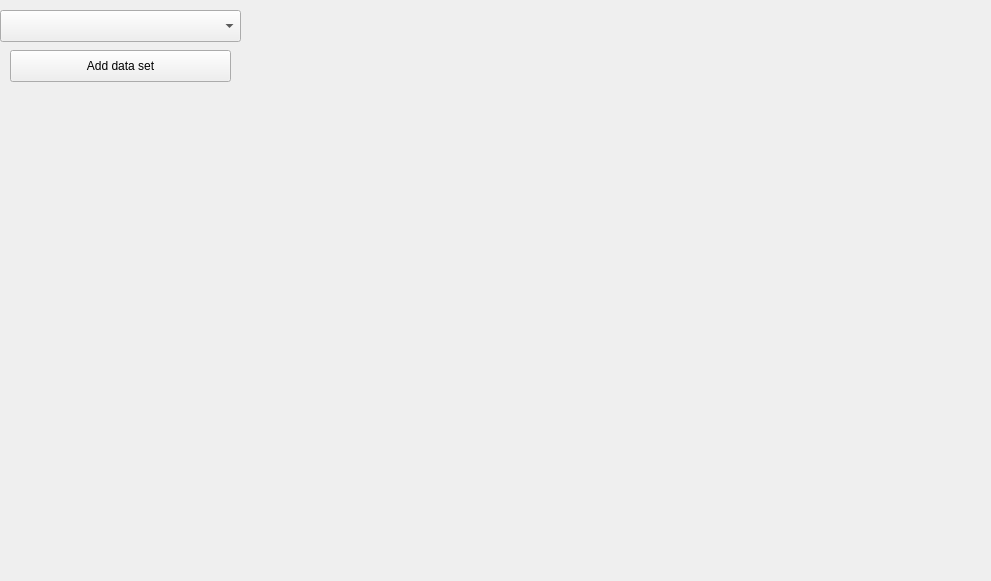
NgyAnthony/supinfo-2ccpp, file app/table.ui: the form before one commit.
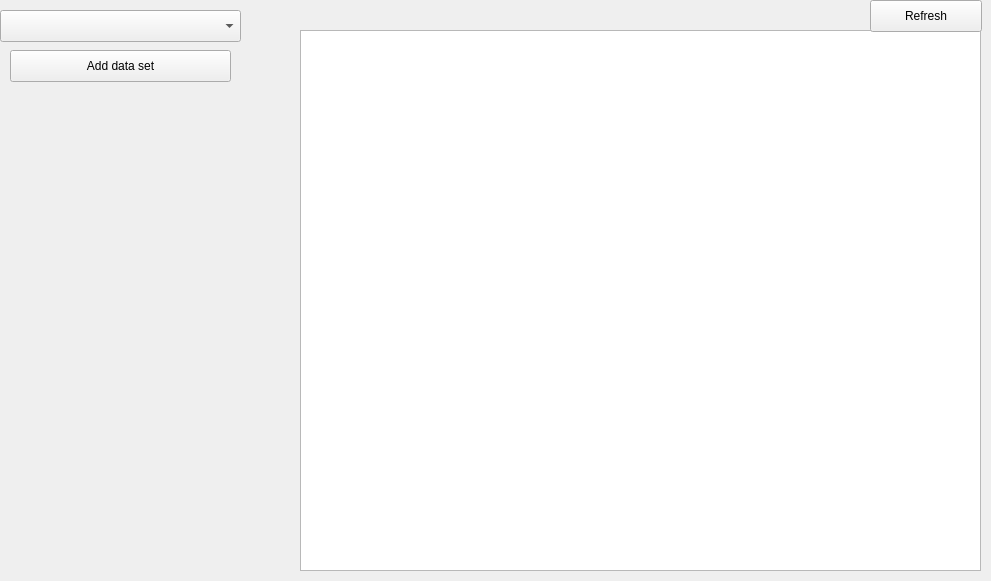
The form after the commit.

Commit message: working table checkpoint

```diff
--- a/app/table.ui
+++ b/app/table.ui
@@ -36,16 +36,28 @@
     <string>Add data set</string>
    </property>
   </widget>
-  <widget class="QWidget" name="verticalLayoutWidget">
+  <widget class="QTableView" name="tableView">
    <property name="geometry">
     <rect>
-     <x>260</x>
-     <y>10</y>
-     <width>721</width>
-     <height>561</height>
+     <x>300</x>
+     <y>30</y>
+     <width>681</width>
+     <height>541</height>
     </rect>
    </property>
-   <layout class="QVBoxLayout" name="verticalLayout"/>
+  </widget>
+  <widget class="QPushButton" name="refreshButton">
+   <property name="geometry">
+    <rect>
+     <x>870</x>
+     <y>0</y>
+     <width>112</width>
+     <height>32</height>
+    </rect>
+   </property>
+   <property name="text">
+    <string>Refresh</string>
+   </property>
   </widget>
  </widget>
  <resources/>
```
Left out of the diff: 2 changed lines with no effect on the pictures. The commit also changes 3 other files.
